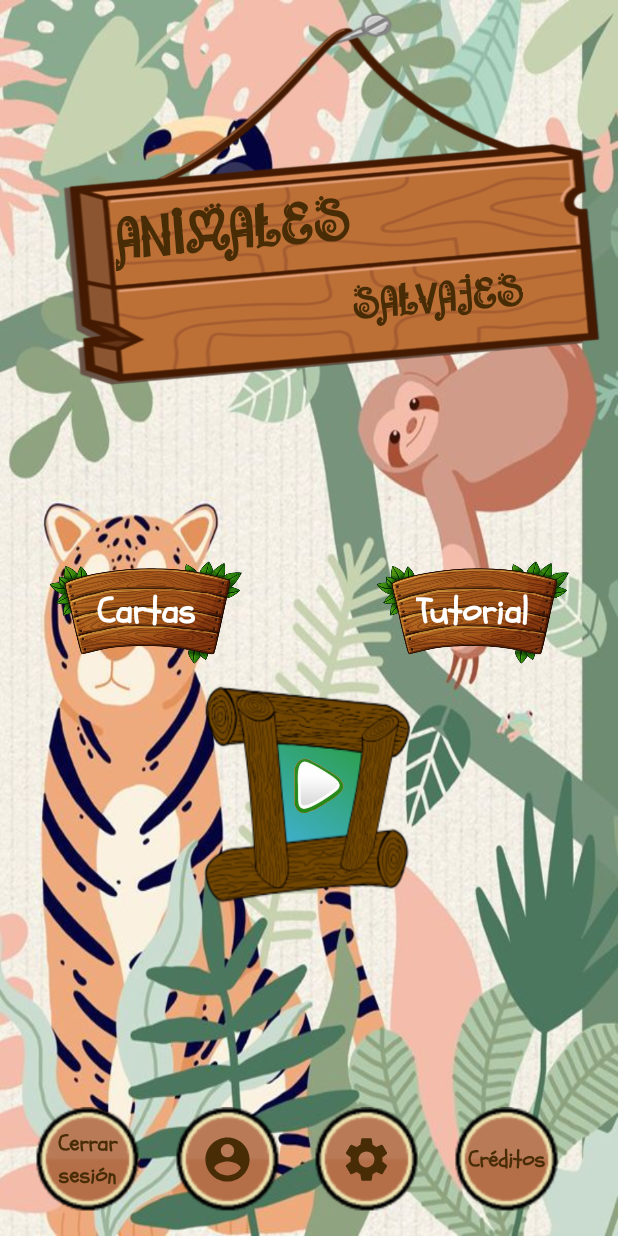
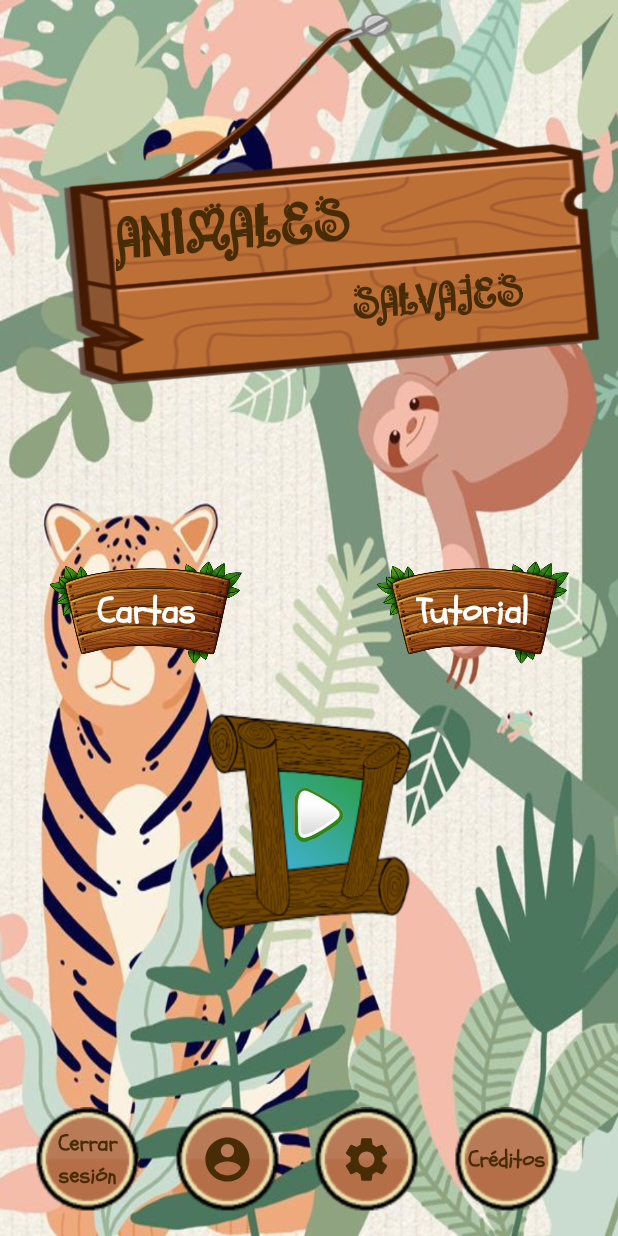
Before and after one commit to TeamBiscochito/proyectofinal, an Android app: the MenuFragment screen opened through its navigation route, on a phone screen of 412 x 824 dp. Run offline under Robolectric (Android 15) with nearby library versions, the phone set to English and light mode, and no system bars; our stand-ins replace CircleImageView, Room's generated code.

Commit message:
Foto menú modificada (centrada) + ajustes pequeños (XML)

```diff
--- a/app/src/main/res/layout/activity_main.xml
+++ b/app/src/main/res/layout/activity_main.xml
@@ -12,7 +12,9 @@
         android:layout_width="match_parent"
         android:layout_height="match_parent"
         app:defaultNavHost="true"
-        app:navGraph="@navigation/nav_graph"
-        tools:layout_editor_absoluteX="92dp"
-        tools:layout_editor_absoluteY="322dp" />
+        app:layout_constraintBottom_toBottomOf="parent"
+        app:layout_constraintEnd_toEndOf="parent"
+        app:layout_constraintStart_toStartOf="parent"
+        app:layout_constraintTop_toTopOf="parent"
+        app:navGraph="@navigation/nav_graph" />
 </androidx.constraintlayout.widget.ConstraintLayout>
--- a/app/src/main/res/layout/fragment_menu.xml
+++ b/app/src/main/res/layout/fragment_menu.xml
@@ -145,12 +145,13 @@
         android:layout_width="wrap_content"
         android:layout_height="wrap_content"
         android:orientation="horizontal"
-        app:layout_constraintGuide_percent="0.7" />
+        app:layout_constraintGuide_percent="0.72" />
 
     <View
         android:id="@+id/view3"
         android:layout_width="60dp"
         android:layout_height="0dp"
+        android:layout_marginTop="24dp"
         android:background="@drawable/brown_bg"
         app:layout_constraintBottom_toTopOf="@+id/guideline4"
         app:layout_constraintEnd_toEndOf="parent"
@@ -163,6 +164,8 @@
         android:id="@+id/viewPlayButton"
         android:layout_width="70dp"
         android:layout_height="0dp"
+        android:layout_marginStart="8dp"
+        android:layout_marginTop="24dp"
         android:background="@drawable/play_bt_gradient_list"
         app:layout_constraintBottom_toTopOf="@+id/guideline4"
         app:layout_constraintEnd_toEndOf="parent"
@@ -184,13 +187,13 @@
         android:id="@+id/viewMenuPlay"
         android:layout_width="60dp"
         android:layout_height="60dp"
+        android:layout_marginStart="10dp"
+        android:layout_marginTop="24dp"
         android:background="@drawable/imgplay"
         app:layout_constraintBottom_toTopOf="@+id/guideline4"
         app:layout_constraintEnd_toEndOf="parent"
-        app:layout_constraintHorizontal_bias="0.515"
         app:layout_constraintStart_toStartOf="parent"
-        app:layout_constraintTop_toTopOf="@+id/guideline"
-        app:layout_constraintVertical_bias="0.514" />
+        app:layout_constraintTop_toTopOf="@+id/guideline" />
 
     <View
         android:id="@+id/viewMenuCreditos"
```
Also changed, not shown: app/src/main/res/drawable/tronco.png.
